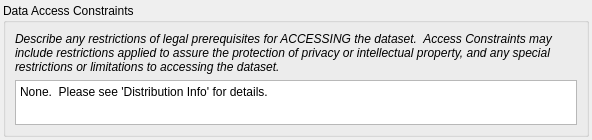
This is pymdwizard/gui/ui_files/accconst.ui in DOI-USGS/fort-pymdwizard as Qt 5 draws it before an edit. The edited form follows.
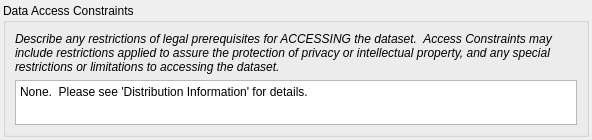
This is the edited form. Custom widgets are drawn as their Qt base class.

Commit message: changed default text in access constraints section so that "Distribution Information" is fully spelled out

```diff
--- a/pymdwizard/gui/ui_files/accconst.ui
+++ b/pymdwizard/gui/ui_files/accconst.ui
@@ -95,7 +95,7 @@
          </sizepolicy>
         </property>
         <property name="plainText">
-         <string>None.  Please see 'Distribution Info' for details.</string>
+         <string>None.  Please see 'Distribution Information' for details.</string>
         </property>
        </widget>
       </item>
```
The commit also changes 1 other file.
